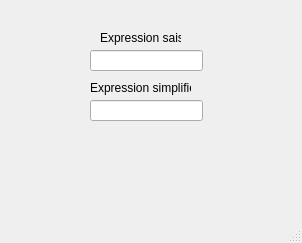
The window that fenetresimplification.ui (obalise/ExpressionProject) describes before a commit, drawn with Qt 5.
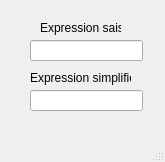
The same window after the commit.

Patch:
```diff
--- a/fenetresimplification.ui
+++ b/fenetresimplification.ui
@@ -6,8 +6,8 @@
    <rect>
     <x>0</x>
     <y>0</y>
-    <width>302</width>
-    <height>243</height>
+    <width>165</width>
+    <height>162</height>
    </rect>
   </property>
   <property name="windowTitle">
@@ -17,8 +17,8 @@
    <widget class="QLineEdit" name="AffichageSimplifieNC">
     <property name="geometry">
      <rect>
-      <x>90</x>
-      <y>100</y>
+      <x>30</x>
+      <y>90</y>
       <width>113</width>
       <height>21</height>
      </rect>
@@ -27,8 +27,8 @@
    <widget class="QLineEdit" name="AffichageAvantSimplificationNC">
     <property name="geometry">
      <rect>
-      <x>90</x>
-      <y>50</y>
+      <x>30</x>
+      <y>40</y>
       <width>113</width>
       <height>21</height>
      </rect>
@@ -37,8 +37,8 @@
    <widget class="QLabel" name="label">
     <property name="geometry">
      <rect>
-      <x>100</x>
-      <y>30</y>
+      <x>40</x>
+      <y>20</y>
       <width>81</width>
       <height>16</height>
      </rect>
@@ -50,8 +50,8 @@
    <widget class="QLabel" name="label_2">
     <property name="geometry">
      <rect>
-      <x>90</x>
-      <y>80</y>
+      <x>30</x>
+      <y>70</y>
       <width>101</width>
       <height>16</height>
      </rect>
```
Left out of the diff: 2 changed lines with no effect on the pictures.
